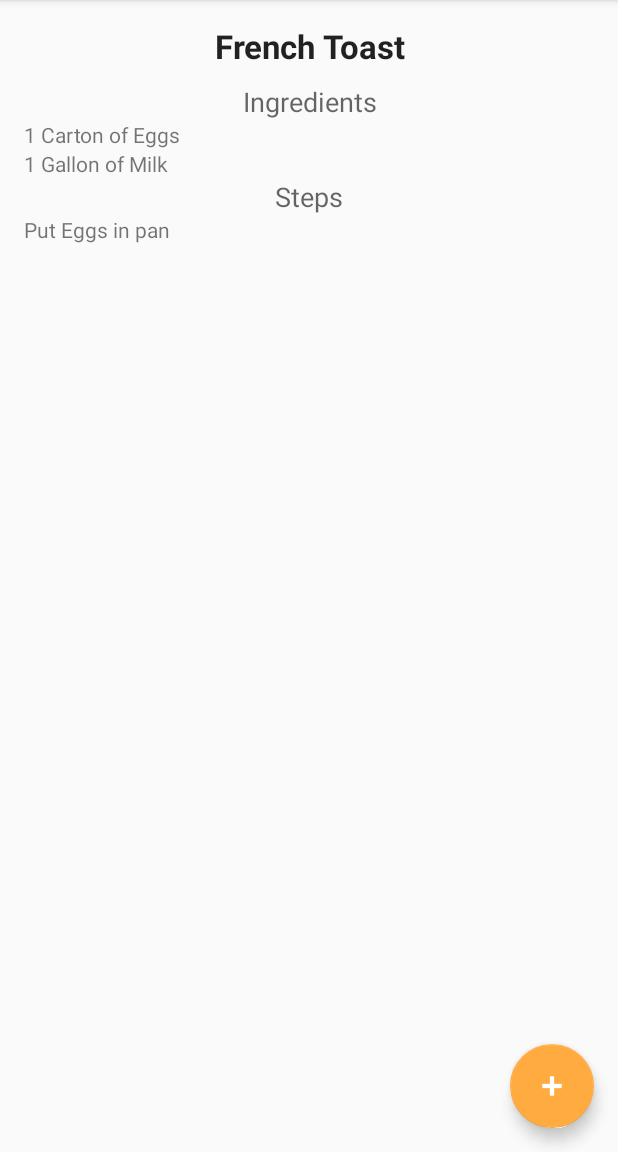
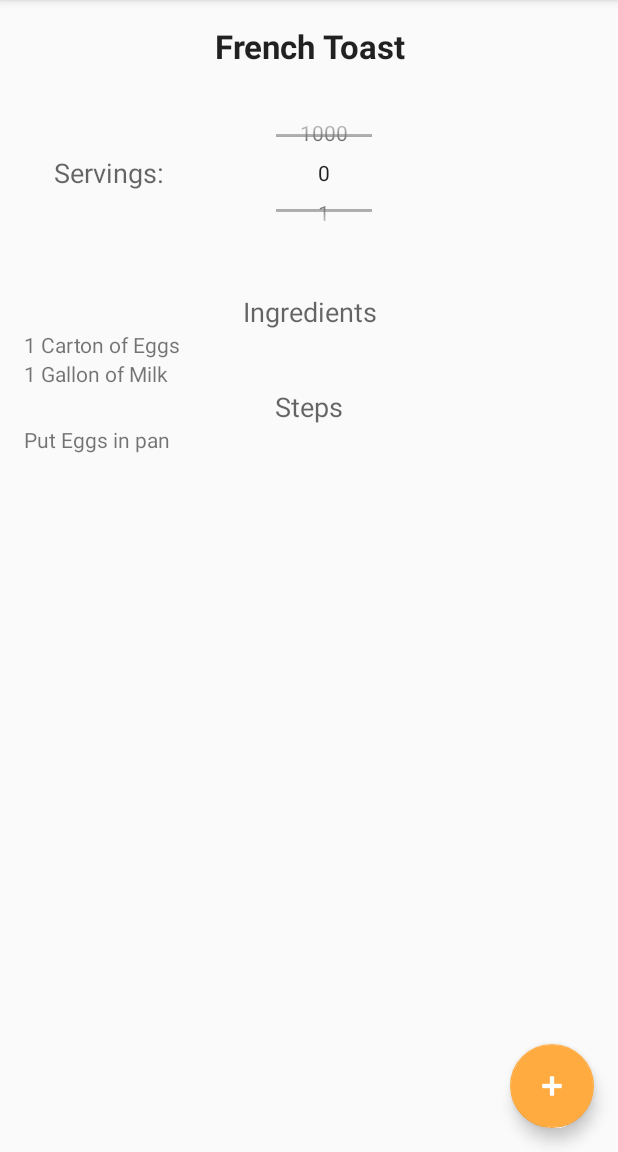
Before and after one commit to clccmh/RecipeBook, an Android app: the screen it shows after launch (MainActivity), after a tap on "French Toast", on a phone screen of 412 x 824 dp, the part 84-1236 px from its top. Run offline under Robolectric (Android 15) with nearby library versions, the phone set to English and light mode, and no system bars.

Commit message:
created serving size

```diff
--- a/app/src/main/java/edu/uno/carter_mariah/recipebook/MainActivity.java
+++ b/app/src/main/java/edu/uno/carter_mariah/recipebook/MainActivity.java
@@ -62,6 +62,7 @@ public class MainActivity extends AppCompatActivity
         db.addRecipe(new Recipe(
                 "French Toast",
                 Recipe.Category.BREAKFAST,
+                4,
                 Arrays.asList(new String[]{"Put Eggs in pan"}),
                 items
         ));
--- a/app/src/main/java/edu/uno/carter_mariah/recipebook/Recipe.java
+++ b/app/src/main/java/edu/uno/carter_mariah/recipebook/Recipe.java
@@ -21,12 +21,12 @@ public class Recipe extends Object implements Serializable{
     int id;
     String name;
     Category category;
-
+    int servings;
     List<String> steps;
     List<Item> items;
 
-    public Recipe (int id, String name, Category category) {
-        this(name, category, new ArrayList<String>(), new ArrayList<Item>());
+    public Recipe (int id, String name, Category category, int servings) {
+        this(name, category, servings, new ArrayList<String>(), new ArrayList<Item>());
         this.id = id;
     }
 
@@ -37,9 +37,10 @@ public class Recipe extends Object implements Serializable{
      * @param steps
      * @param items
      */
-    public Recipe (String name, Category category, List<String> steps, List<Item> items) {
+    public Recipe (String name, Category category, int servings, List<String> steps, List<Item> items) {
         this.name = name;
         this.category = category;
+        this.servings = servings;
         this.steps = steps;
         this.items = items;
     }
--- a/app/src/main/java/edu/uno/carter_mariah/recipebook/RecipeFragment.java
+++ b/app/src/main/java/edu/uno/carter_mariah/recipebook/RecipeFragment.java
@@ -9,7 +9,9 @@ import android.view.ViewGroup;
 import android.widget.ArrayAdapter;
 import android.widget.LinearLayout;
 import android.widget.ListView;
+import android.widget.NumberPicker;
 import android.widget.TextView;
+import android.widget.Toast;
 
 /**
  * Created by carter on 11/1/16.
@@ -17,7 +19,7 @@ import android.widget.TextView;
 public class RecipeFragment extends Fragment {
     @Override
     public View onCreateView(LayoutInflater inflater, ViewGroup container, Bundle savedInstanceState) {
-        View view = inflater.inflate(R.layout.recipe_fragment, container, false);
+        final View view = inflater.inflate(R.layout.recipe_fragment, container, false);
         Recipe recipe = (Recipe) getArguments().getSerializable("recipe");
         TextView name = (TextView) view.findViewById(R.id.name);
         name.setText(recipe.name);
@@ -37,6 +39,17 @@ public class RecipeFragment extends Fragment {
             tv.setText(step);
             steps.addView(tv);
         }
+
+        NumberPicker servingsNumber = (NumberPicker) view.findViewById(R.id.serving_numberpicker);
+        servingsNumber.setMaxValue(1000);
+        servingsNumber.setMinValue(0);
+        servingsNumber.setOnValueChangedListener(new NumberPicker.OnValueChangeListener() {
+            @Override
+            public void onValueChange(NumberPicker picker, int oldVal, int newVal) {
+                Toast.makeText(view.getContext(), "Number changed", Toast.LENGTH_SHORT).show();
+            }
+        });
+
         return view;
     }
 
--- a/app/src/main/java/edu/uno/carter_mariah/recipebook/RecipeSqlWrapper.java
+++ b/app/src/main/java/edu/uno/carter_mariah/recipebook/RecipeSqlWrapper.java
@@ -24,6 +24,8 @@ public class RecipeSqlWrapper extends SQLiteOpenHelper {
     public static final String RECIPES_COLUMN_ID = "_id";
     public static final String RECIPES_COLUMN_NAME = "name";
     public static final String RECIPES_COLUMN_CATEGORY = "category";
+    public static final String RECIPES_COLUMN_SERVINGS = "servings";
+
 
     public static final String TABLE_ITEMS = "items";
     public static final String ITEMS_COLUMN_ID = "_id";
@@ -47,7 +49,8 @@ public class RecipeSqlWrapper extends SQLiteOpenHelper {
         String recipeQuery = "CREATE TABLE " + TABLE_RECIPES + "(" +
                 RECIPES_COLUMN_ID + " INTEGER PRIMARY KEY AUTOINCREMENT, " +
                 RECIPES_COLUMN_NAME + " TEXT UNIQUE, " +
-                RECIPES_COLUMN_CATEGORY + " TEXT " +
+                RECIPES_COLUMN_CATEGORY + " TEXT, " +
+                RECIPES_COLUMN_SERVINGS + " INTEGER " +
                 ");";
 
         String itemQuery = "CREATE TABLE " + TABLE_ITEMS + "(" +
@@ -95,8 +98,9 @@ public class RecipeSqlWrapper extends SQLiteOpenHelper {
         ContentValues recipeValues = new ContentValues();
         recipeValues.put(RECIPES_COLUMN_NAME, recipe.name);
         recipeValues.put(RECIPES_COLUMN_CATEGORY, recipe.category.toString());
+        recipeValues.put(RECIPES_COLUMN_SERVINGS, recipe.servings);
         try {
-            db.insert(TABLE_RECIPES, null, recipeValues);
+            db.insertOrThrow(TABLE_RECIPES, null, recipeValues);
 
             Cursor cursor = db.rawQuery("SELECT MAX(_id) FROM recipes;", null);
             int id = 0;
@@ -146,7 +150,7 @@ public class RecipeSqlWrapper extends SQLiteOpenHelper {
 
         if (cursor.moveToFirst()) {
             do {
-                recipes.add(new Recipe(cursor.getInt(0), cursor.getString(1), Recipe.Category.valueOf(cursor.getString(2))));
+                recipes.add(new Recipe(cursor.getInt(0), cursor.getString(1), Recipe.Category.valueOf(cursor.getString(2)), cursor.getInt(3)));
             } while (cursor.moveToNext());
         }
 
--- a/app/src/main/res/layout/recipe_fragment.xml
+++ b/app/src/main/res/layout/recipe_fragment.xml
@@ -19,6 +19,28 @@
             android:layout_marginBottom="10dp"
             android:textStyle="bold"
             android:textAppearance="@style/TextAppearance.AppCompat.Large"/>
+
+        <RelativeLayout
+            android:layout_marginLeft="20dp"
+            android:layout_width="match_parent"
+            android:layout_height="wrap_content"
+            android:layout_marginTop="20dp"
+            android:layout_marginBottom="40dp">
+            <TextView
+                android:layout_width="wrap_content"
+                android:layout_height="wrap_content"
+                android:id="@+id/serving_header"
+                android:text="@string/serving_header"
+                android:layout_centerVertical="true"
+                android:textAppearance="@style/TextAppearance.AppCompat.Medium"/>
+            <NumberPicker
+                android:layout_centerHorizontal="true"
+                android:layout_marginLeft="80dp"
+                android:id="@+id/serving_numberpicker"
+                android:layout_width="wrap_content"
+                android:layout_height="80dp">
+            </NumberPicker>
+        </RelativeLayout>
 
         <TextView
             android:layout_width="match_parent"
--- a/app/src/main/res/values/strings.xml
+++ b/app/src/main/res/values/strings.xml
@@ -8,4 +8,5 @@
     <string name="add_header">Add A Recipe</string>
     <string name="ingredients_header">Ingredients</string>
     <string name="steps_header">Steps</string>
+    <string name="serving_header">Servings:</string>
 </resources>
```
